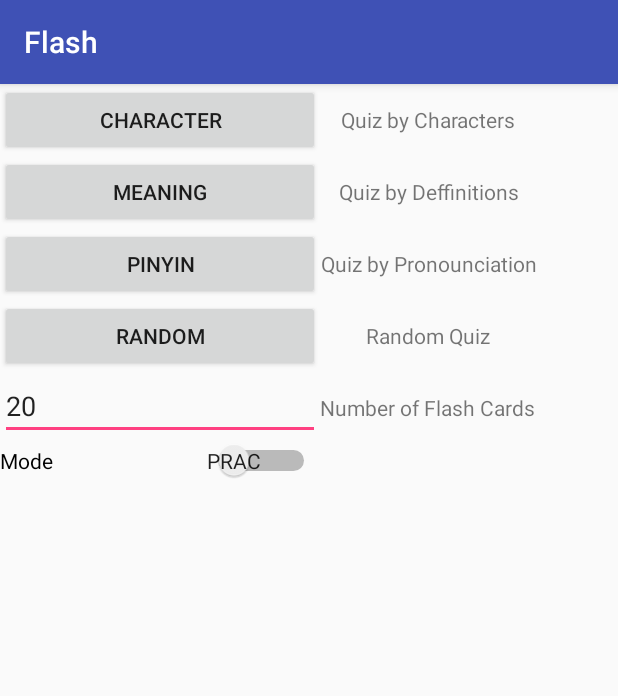
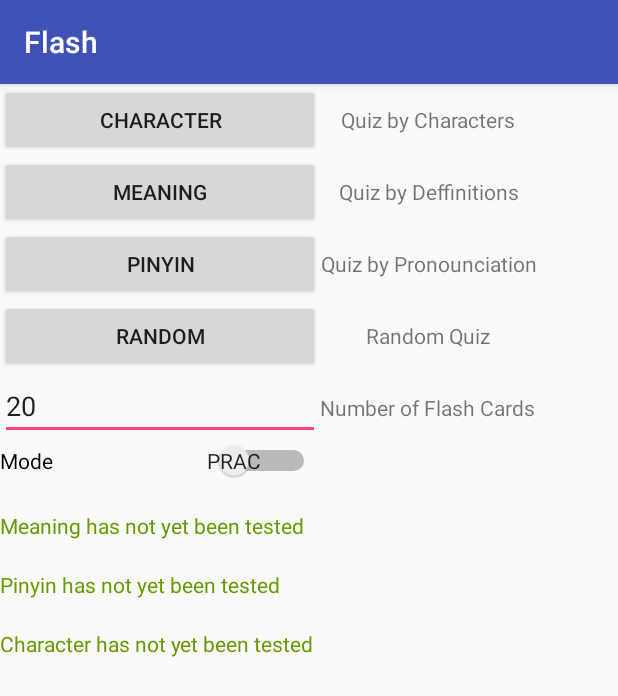
Before and after one commit to DarrenFahy/Flash, an Android app: the screen it shows after launch (MainActivity), on a phone screen of 412 x 824 dp. Shown: the top 696 px of the screen. Run offline under Robolectric (Android 15) with nearby library versions, the phone set to English and light mode, and no system bars.

Commit message:
More cosmetic changes

```diff
--- a/app/src/main/java/cosc150/flash/FlashCard.java
+++ b/app/src/main/java/cosc150/flash/FlashCard.java
@@ -15,9 +15,9 @@ import java.io.*;
 public class FlashCard implements Serializable
 {
 
-    static long lastMeaningDate;
-    static long lastPinyinDate;
-    static long lastCharacterDate;
+    static long lastMeaningDate = 0;
+    static long lastPinyinDate = 0;
+    static long lastCharacterDate =0;
 
     String charString;
     String meaning;
@@ -25,6 +25,7 @@ public class FlashCard implements Serializable
     int character;
     Vector <Integer> pastEight;
     double priority; //the higher the number, the more the user knows the flash card.
+    boolean blackList = false;
     boolean quizUpperCorrect;
     boolean quizLowerCorrect;
 
--- a/app/src/main/java/cosc150/flash/Main3Activity.java
+++ b/app/src/main/java/cosc150/flash/Main3Activity.java
@@ -55,7 +55,7 @@ public class Main3Activity extends AppCompatActivity
         timeTV.setText("Quiz took " + minutes + " minutes and " + seconds + " seconds to complete");
         result.setText(correct + " out of " + Main2Activity.numCards );
 
-        for (int i=0; i < MainActivity.set.size()-1; i++)
+        for (int i=0; i < Main2Activity.numCards; i++)
         {
             System.out.print("Past 8:       ");
 
--- a/app/src/main/java/cosc150/flash/MainActivity.java
+++ b/app/src/main/java/cosc150/flash/MainActivity.java
@@ -18,6 +18,22 @@ import java.util.Arrays;
 import java.util.List;
 import java.util.Vector;
 
+/*
+*   What we still need to do:
+*
+*       If statement before loading files--if the disk file is there, load cards and results from file
+*       Else, load from web
+*
+*       Time of last of each of the 3 quizzes. Maybe 3 textViews on MainActivity??
+*
+*       Should we mess with random quiz? Right now it is the same as pinyin?
+*
+*       Remove from dictionary button on the card is in a weird spot. I'm done messing with it
+*       Created a flag for not testing at the top of the quiz function
+*
+*       Add more functions for onPause, onDestroy, onQuit...
+*
+*/
 
 public class MainActivity extends AppCompatActivity
 {
@@ -33,7 +49,38 @@ public class MainActivity extends AppCompatActivity
     {
         super.onCreate(savedInstanceState);
         setContentView(R.layout.activity_main);
+        setTimers();
         loadCards();
+    }
+
+    public void setTimers()
+    {
+
+        long currentTime = System.currentTimeMillis();
+        long timeSincePinyin = currentTime - FlashCard.lastPinyinDate;
+        long timeSinceMeaning = currentTime - FlashCard.lastMeaningDate;
+        long timeSinceChar = currentTime - FlashCard.lastCharacterDate;
+
+        TextView lastMeaning = (TextView) findViewById(R.id.lastMeaningTV);
+
+        if (FlashCard.lastMeaningDate == 0)
+            lastMeaning.setText("Meaning has not yet been tested");
+        else
+            lastMeaning.setText("Last Meaning quiz was " + timeSinceMeaning/1000 + " minutes ago");
+
+        TextView lastPinyin = (TextView) findViewById(R.id.lastPinyinTV);
+        if (FlashCard.lastPinyinDate == 0)
+            lastPinyin.setText("Pinyin has not yet been tested");
+        else
+            lastPinyin.setText("Last Pinyin quiz was " + timeSincePinyin/1000 + " minutes ago");
+
+        TextView lastChar = (TextView) findViewById(R.id.lastCharTV);
+
+        if (FlashCard.lastCharacterDate == 0)
+            lastChar.setText("Character has not yet been tested");
+        else
+            lastChar.setText("Last Character quiz was " + timeSinceChar/1000 + " minutes ago");
+
     }
 
     public void loadCards()
@@ -130,9 +177,10 @@ public class MainActivity extends AppCompatActivity
                 srcButton = (Button) findViewById(R.id.button4);
                 break;
             default:
-                throw new IllegalArgumentException("shit... " );
+                throw new IllegalArgumentException("Illegal argument exception in beginQuiz switch");
         }
 
+        //start timer
         beginTime = System.currentTimeMillis();
         String message = srcButton.getText().toString();
 
--- a/app/src/main/res/layout/activity_main.xml
+++ b/app/src/main/res/layout/activity_main.xml
@@ -131,6 +131,52 @@
                 tools:checked="true" />
 
         </TableRow>
+
+        <TableRow
+            android:layout_width="match_parent"
+            android:layout_height="match_parent">
+
+            <TextView
+                android:id="@+id/lastMeaningTV"
+                android:layout_width="wrap_content"
+                android:layout_height="wrap_content"
+                android:paddingBottom="10dp"
+                android:paddingTop="20dp"
+                android:text="last meaning"
+                android:textColor="@android:color/holo_green_dark" />
+
+        </TableRow>
+
+        <TableRow
+            android:layout_width="match_parent"
+            android:layout_height="match_parent">
+
+            <TextView
+                android:id="@+id/lastPinyinTV"
+                android:layout_width="wrap_content"
+                android:layout_height="wrap_content"
+                android:paddingBottom="10dp"
+                android:paddingTop="10dp"
+                android:text="last pinyin"
+                android:textColor="@android:color/holo_green_dark" />
+
+        </TableRow>
+
+        <TableRow
+            android:layout_width="match_parent"
+            android:layout_height="match_parent">
+
+            <TextView
+                android:id="@+id/lastCharTV"
+                android:layout_width="wrap_content"
+                android:layout_height="wrap_content"
+                android:paddingBottom="20dp"
+                android:paddingTop="10dp"
+                android:text="last char"
+                android:textColor="@android:color/holo_green_dark" />
+
+        </TableRow>
+
     </TableLayout>
 
 
```
Also changed, not shown: app/src/main/java/cosc150/flash/Main2Activity.java (+44 -22 lines), app/src/main/res/layout/activity_main2.xml (+28 -0 lines).
